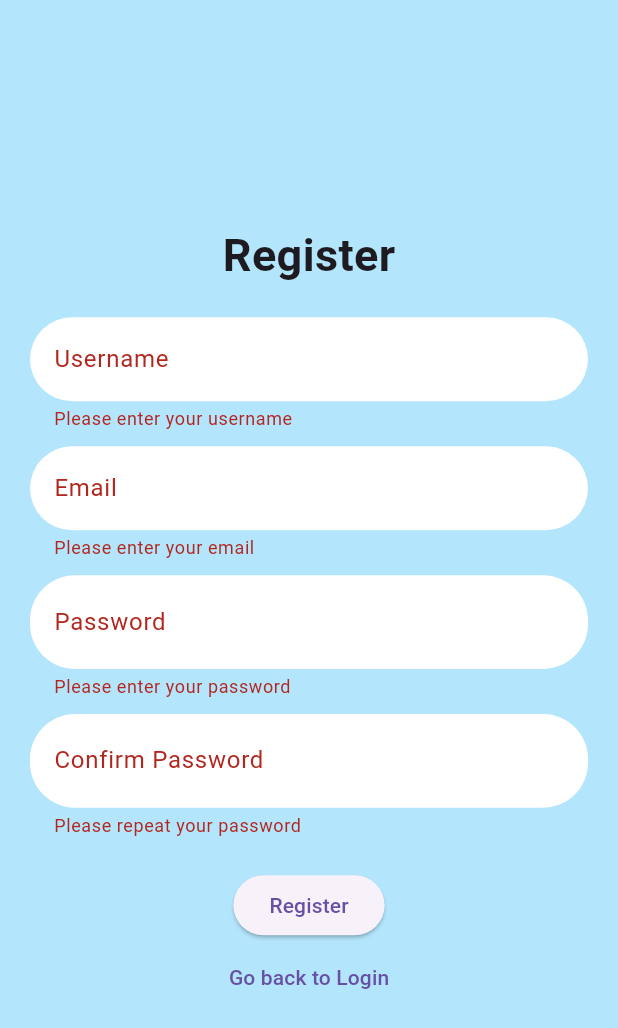
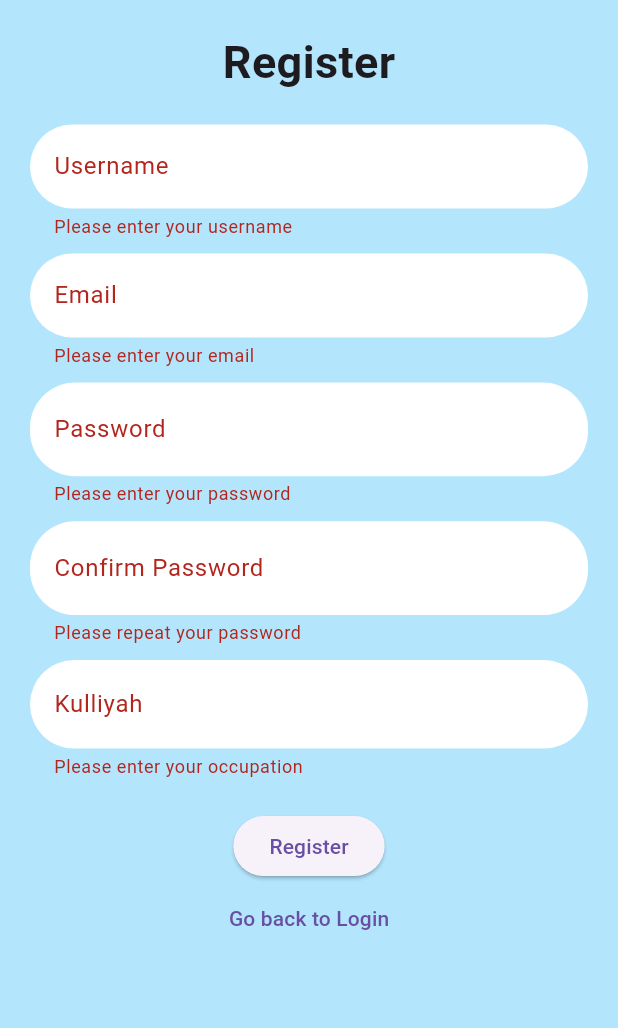
Before and after one commit to QHanif/iStarpoint, a Flutter app: the RegisterPage screen opened by its route, after a tap on "Register", on a phone screen of 412 x 824 dp. Shown: the top 1028 px of the screen. Run offline on Flutter 3.47's test engine with Material 3 defaults, Android fonts, the phone set to English and light mode, and no system bars; our stand-ins replace cloud_firestore, firebase_auth, firebase_core, google_maps_flutter, image_picker, qr_flutter; missing offline and left inert: flutter_barcode_scanner; accounts and stored records are empty; network calls fail.

Commit message:
Revert "Revert "Merge branch 'qoys' into zaidi""
This reverts commit cd85c35223d77f8f845a409fa450fe2f015241c4.

```diff
--- a/lib/main.dart
+++ b/lib/main.dart
@@ -1,6 +1,7 @@
 import 'dart:io';
 
 import 'package:iStarpoint/pages/voucherqrpage.dart';
+import 'package:iStarpoint/qrscanner/qrscanner.dart';
 import 'package:iStarpoint/widgettree.dart';
 //qoys
 
@@ -41,6 +42,7 @@ class MyApp extends StatelessWidget {
                   ModalRoute.of(context)!.settings.arguments as int? ?? 0,
             ),
         '/voucherqrpage': (context) => VoucherQrPage(),
+        '/qrscanner': (context) => QrScanner(),
       },
       debugShowCheckedModeBanner: false,
       theme: ThemeData(
--- a/lib/pages/profilepage.dart
+++ b/lib/pages/profilepage.dart
@@ -14,7 +14,7 @@ class ProfilePage extends StatelessWidget {
         backgroundColor: Colors.purple[300],
         title: Text('Profile Page'),
       ),
-      body:  Center(
+      body: Center(
         child: Column(
           mainAxisAlignment: MainAxisAlignment.center,
           children: <Widget>[
@@ -39,7 +39,7 @@ class ProfilePage extends StatelessWidget {
                 borderRadius: BorderRadius.circular(20.0),
               ),
               child: Text(
-                'Email:  ${user?.email?? ''}',
+                'Email:  ${user?.email ?? ''}',
                 style: TextStyle(
                   fontSize: 20.0,
                   fontWeight: FontWeight.bold, // Make the text bold
--- a/lib/pages/registerscreen.dart
+++ b/lib/pages/registerscreen.dart
@@ -2,6 +2,8 @@
 
 import 'package:flutter/material.dart';
 import 'package:firebase_auth/firebase_auth.dart';
+import 'package:cloud_firestore/cloud_firestore.dart';
+
 import '../auth.dart';
 import '../util/validate.dart';
 
@@ -20,6 +22,7 @@ class _RegisterPageState extends State<RegisterPage> {
   final TextEditingController _controllerPassword = TextEditingController();
   final TextEditingController _controllerConfirmPassword =
       TextEditingController();
+  final TextEditingController _kulliyyahController = TextEditingController();
 
   bool _isHiddenPassword = true;
 
@@ -36,6 +39,7 @@ class _RegisterPageState extends State<RegisterPage> {
         password: _controllerPassword.text,
         username: _controllerUsername.text,
       );
+
       // Registration successful, show a dialog
       // ignore: use_build_context_synchronously
       showDialog(
@@ -72,12 +76,14 @@ class _RegisterPageState extends State<RegisterPage> {
   }
 
   final _formKey = GlobalKey<FormState>();
+  final User? user = Auth().currentUser;
 
   @override
   Widget build(BuildContext context) {
     return Scaffold(
       backgroundColor: Colors.lightBlue[100],
-      body: Container(
+      body: SingleChildScrollView(
+        child: Container(
           padding: const EdgeInsets.all(20.0),
           child: Form(
             key: _formKey,
@@ -98,8 +104,8 @@ class _RegisterPageState extends State<RegisterPage> {
                     labelText: 'Username',
                     border: OutlineInputBorder(
                       borderSide: BorderSide.none, // Make the border disappear
-                    borderRadius:
-                        BorderRadius.circular(30.0), // Keep the border rounded
+                      borderRadius: BorderRadius.circular(
+                          30.0), // Keep the border rounded
                     ),
                   ),
                 ),
@@ -113,8 +119,8 @@ class _RegisterPageState extends State<RegisterPage> {
                     labelText: 'Email',
                     border: OutlineInputBorder(
                       borderSide: BorderSide.none, // Make the border disappear
-                    borderRadius:
-                        BorderRadius.circular(30.0), // Keep the border rounded
+                      borderRadius: BorderRadius.circular(
+                          30.0), // Keep the border rounded
                     ),
                   ),
                 ),
@@ -137,8 +143,8 @@ class _RegisterPageState extends State<RegisterPage> {
                     ),
                     border: OutlineInputBorder(
                       borderSide: BorderSide.none, // Make the border disappear
-                    borderRadius:
-                        BorderRadius.circular(30.0), // Keep the border rounded
+                      borderRadius: BorderRadius.circular(
+                          30.0), // Keep the border rounded
                     ),
                   ),
                 ),
@@ -164,17 +170,65 @@ class _RegisterPageState extends State<RegisterPage> {
                     ),
                     border: OutlineInputBorder(
                       borderSide: BorderSide.none, // Make the border disappear
-                    borderRadius:
-                        BorderRadius.circular(30.0), // Keep the border rounded
+                      borderRadius: BorderRadius.circular(
+                          30.0), // Keep the border rounded
                     ),
                   ),
+                ),
+                const SizedBox(height: 10.0),
+                //occupation
+                TextFormField(
+                  style: const TextStyle(fontSize: 18),
+                  controller: _kulliyyahController,
+                  decoration: InputDecoration(
+                    fillColor: Colors.white, // Set the fill color to white
+                    filled: true, // Enable fill color
+                    labelText: 'Kulliyah',
+                    border: OutlineInputBorder(
+                      borderSide: BorderSide.none, // Make the border disappear
+                      borderRadius: BorderRadius.circular(
+                          30.0), // Keep the border rounded
+                    ),
+                  ),
+
+                  //validator
+                  validator: (value) {
+                    if (value == null || value.isEmpty) {
+                      return 'Please enter your occupation';
+                    }
+                    return null;
+                  },
                 ),
                 Text(errorMessage == '' ? '' : 'Hmm ? $errorMessage',
                     style: const TextStyle(color: Colors.red)),
                 ElevatedButton(
-                onPressed: () {
+                  onPressed: () async {
                     if (_formKey.currentState!.validate()) {
-                    createUserWithEmailAndPassword();
+                      await createUserWithEmailAndPassword();
+
+                      try {
+                        Map<String, dynamic> userData = {
+                          'Email': _controllerEmail.text,
+                          'Kulliyyah': _kulliyyahController.text,
+                          'Starpoints': 0,
+                        };
+                        await DatabaseMethods().register(userData);
+
+                        // Showing Snack Bar
+                        ScaffoldMessenger.of(context).showSnackBar(
+                          const SnackBar(
+                            content: Text('Account Created Successfully'),
+                            duration: Duration(seconds: 2),
+                          ),
+                        );
+
+                        // Wait for 3 seconds and then navigate back
+                        Future.delayed(const Duration(seconds: 2), () {
+                          Navigator.pop(context);
+                        });
+                      } catch (e) {
+                        print('Error creating account: $e');
+                      }
                     }
                   },
                   child: const Text('Register'),
@@ -189,6 +243,16 @@ class _RegisterPageState extends State<RegisterPage> {
             ),
           ),
         ),
+      ),
     );
   }
 }
+
+class DatabaseMethods {
+  Future register(Map<String, dynamic> userData) async {
+    return await FirebaseFirestore.instance
+        .collection('Users')
+        .doc()
+        .set(userData);
+  }
+}
--- a/lib/pages/voucherqrpage.dart
+++ b/lib/pages/voucherqrpage.dart
@@ -1,4 +1,5 @@
 import 'package:flutter/material.dart';
+import 'package:iStarpoint/qrscanner/qrscanner.dart';
 import 'package:qr_flutter/qr_flutter.dart';
 
 class VoucherQrPage extends StatelessWidget {
@@ -42,6 +43,14 @@ class VoucherQrPage extends StatelessWidget {
               size: 200.0,
             ),
           ),
+          ElevatedButton(
+              onPressed: () {
+                Navigator.push(
+                  context,
+                  MaterialPageRoute(builder: (context) => QrScanner()),
+                );
+              },
+              child: const Text('qrscanner'))
         ],
       ),
     );
--- a/pubspec.yaml
+++ b/pubspec.yaml
@@ -39,6 +39,8 @@ dependencies:
   image_picker: ^1.0.7
   qr_flutter: ^4.0.0
   flutter_barcode_scanner: ^2.0.0
+  cloud_firestore: ^4.14.0
+  intl: ^0.19.0
 
 dev_dependencies:
   flutter_test:
```
Also changed, not shown: pubspec.lock. Lines whose indentation alone changed are shown as unchanged.
